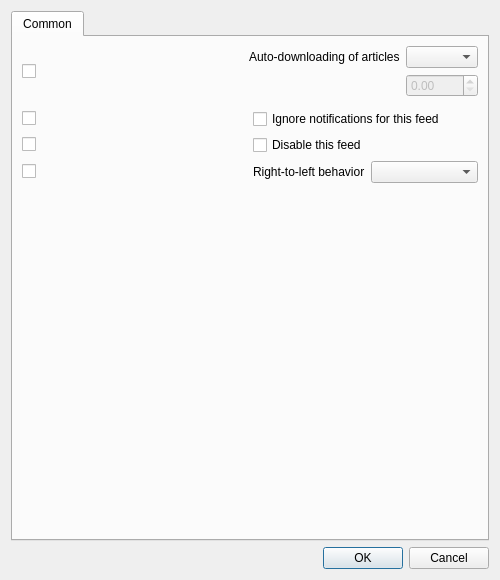
Old version of the form src/librssguard/services/abstract/gui/formfeeddetails.ui in the repository martinrotter/rssguard.
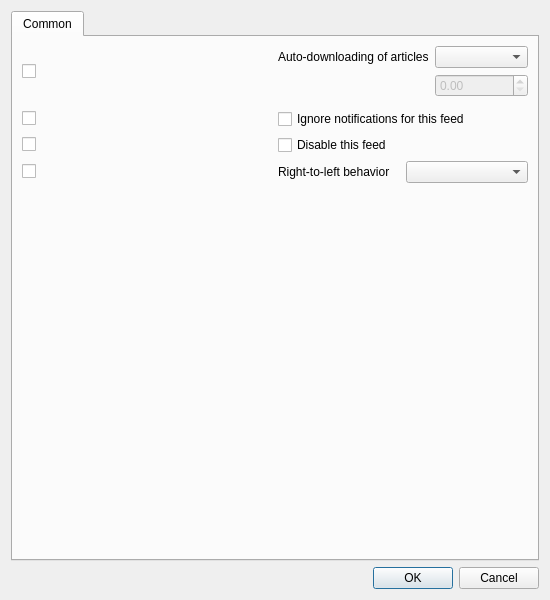
New version of the form. Custom widgets are drawn as their Qt base class.

```diff
--- a/src/librssguard/services/abstract/gui/formfeeddetails.ui
+++ b/src/librssguard/services/abstract/gui/formfeeddetails.ui
@@ -6,8 +6,8 @@
    <rect>
     <x>0</x>
     <y>0</y>
-    <width>500</width>
-    <height>580</height>
+    <width>550</width>
+    <height>600</height>
    </rect>
   </property>
   <property name="windowTitle">
```
Left out of the diff: 6 changed lines with no effect on the pictures.
